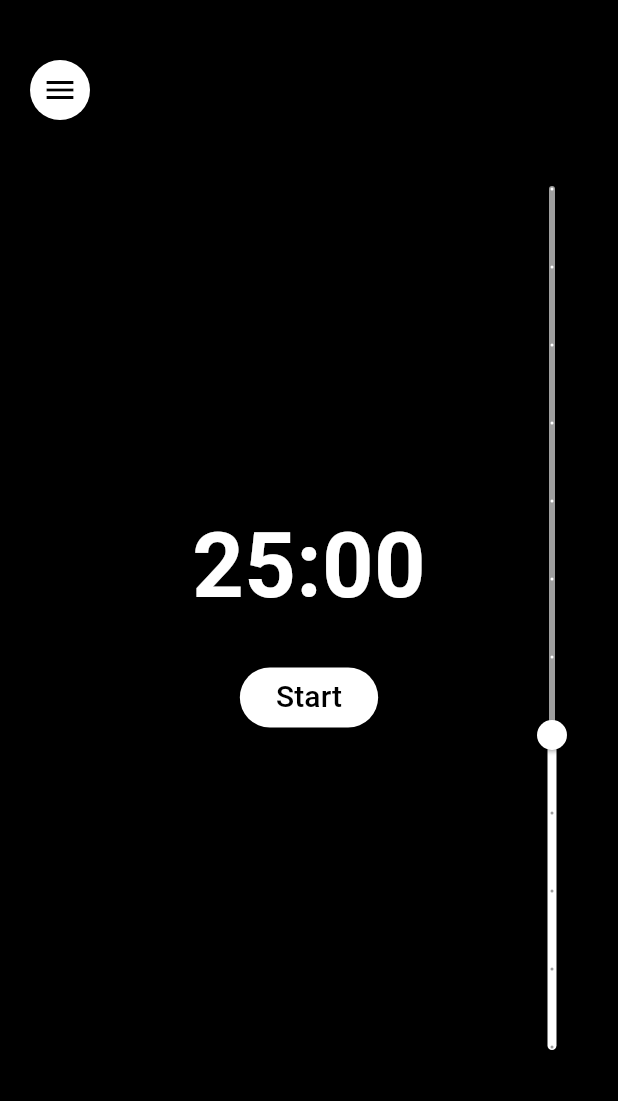
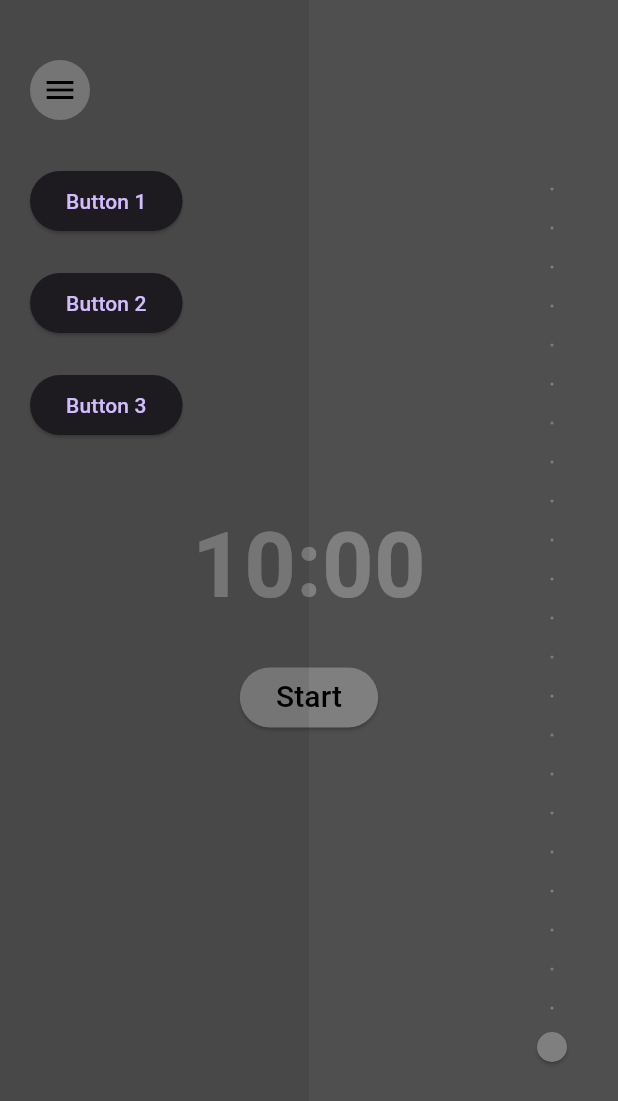
Before and after one commit to Jozephh/cj_study_timer, a Flutter app: the screen it shows after launch, after a tap on the "menu" icon, on a phone screen of 412 x 824 dp. Shown: the top 1101 px of the screen. Run offline on Flutter 3.47's test engine with Material 3 defaults, Android fonts, the light colour scheme and no system bars; our stand-ins replace google_fonts.

Commit message:
Added slider animation

```diff
--- a/cj_study_timer/lib/main.dart
+++ b/cj_study_timer/lib/main.dart
@@ -1,6 +1,6 @@
 import 'package:flutter/material.dart';
 import 'dart:async';
-import 'package:google_fonts/google_fonts.dart'; // Import Google Fonts
+import 'package:google_fonts/google_fonts.dart';
 
 void main() {
   runApp(const MyApp());
@@ -17,7 +17,7 @@ class MyApp extends StatelessWidget {
         brightness: Brightness.dark,
         primaryColor: Colors.white,
         visualDensity: VisualDensity.adaptivePlatformDensity,
-        textTheme: GoogleFonts.robotoTextTheme(), // Apply Roboto Font
+        textTheme: GoogleFonts.robotoTextTheme(),
       ),
       home: const TimerScreen(),
     );
@@ -31,26 +31,34 @@ class TimerScreen extends StatefulWidget {
   _TimerScreenState createState() => _TimerScreenState();
 }
 
-class _TimerScreenState extends State<TimerScreen> {
-  double _sliderValue = 25; // Default 25 minutes
-  int _timeInSeconds = 1500; // 25 minutes in seconds
+class _TimerScreenState extends State<TimerScreen>
+    with SingleTickerProviderStateMixin {
+  double _sliderValue = 10; // Default to 10 minutes
+  int _timeInSeconds = 600; // 10 minutes in seconds
   Timer? _timer;
   bool _isRunning = false;
-  late int _initialTimeInSeconds; // To store initial time for reset
+  late int _initialTimeInSeconds;
+  bool _showMenu = false; // Menu visibility state
+  late AnimationController _animationController; // Animation for slider
 
   @override
   void initState() {
     super.initState();
-    _initialTimeInSeconds = _timeInSeconds; // Initialize initial time
+    _initialTimeInSeconds = _timeInSeconds;
+    _animationController = AnimationController(
+      vsync: this,
+      duration: const Duration(milliseconds: 600),
+    );
   }
 
   void _startTimer() {
     if (_isRunning) {
-      _cancelTimer(); // Cancel the timer when the button is pressed again
+      _cancelTimer();
       return;
     }
     setState(() {
       _isRunning = true;
+      _animationController.forward(); // Start the slider animation
     });
 
     _timer = Timer.periodic(const Duration(seconds: 1), (timer) {
@@ -62,6 +70,7 @@ class _TimerScreenState extends State<TimerScreen> {
         _timer?.cancel();
         setState(() {
           _isRunning = false;
+          _animationController.reverse(); // Bring the slider back when done
         });
       }
     });
@@ -71,7 +80,8 @@ class _TimerScreenState extends State<TimerScreen> {
     _timer?.cancel();
     setState(() {
       _isRunning = false;
-      _timeInSeconds = _initialTimeInSeconds; // Reset timer to initial value
+      _timeInSeconds = _initialTimeInSeconds;
+      _animationController.reverse(); // Bring the slider back when cancel
     });
   }
 
@@ -84,7 +94,7 @@ class _TimerScreenState extends State<TimerScreen> {
   @override
   Widget build(BuildContext context) {
     return Scaffold(
-      backgroundColor: Colors.black,
+      backgroundColor: Colors.grey, // Grey background
       body: Stack(
         children: [
           // Menu Button
@@ -96,7 +106,9 @@ class _TimerScreenState extends State<TimerScreen> {
               child: IconButton(
                 icon: const Icon(Icons.menu, color: Colors.black),
                 onPressed: () {
-                  // Menu button action
+                  setState(() {
+                    _showMenu = !_showMenu;
+                  });
                 },
               ),
             ),
@@ -110,7 +122,7 @@ class _TimerScreenState extends State<TimerScreen> {
                   _formattedTime,
                   style: const TextStyle(
                     color: Colors.white,
-                    fontSize: 60, // Increased font size for timer
+                    fontSize: 60,
                     fontWeight: FontWeight.bold,
                   ),
                 ),
@@ -122,23 +134,16 @@ class _TimerScreenState extends State<TimerScreen> {
                         ? const Color(
                             0xFFEF9A9A) // Soft pastel red when running
                         : Colors.white,
-                    foregroundColor: _isRunning
-                        ? Colors.white // White text when running
-                        : Colors.black,
+                    foregroundColor: _isRunning ? Colors.white : Colors.black,
                     side: _isRunning
-                        ? const BorderSide(
-                            color: Color(0xFFF48FB1), // Light red border
-                            width: 2.0,
-                          )
-                        : null, // No border when idle
+                        ? const BorderSide(color: Color(0xFFF48FB1), width: 2.0)
+                        : null,
                     shape: RoundedRectangleBorder(
                       borderRadius: BorderRadius.circular(30),
                     ),
                   ),
                   child: Text(
-                    _isRunning
-                        ? "Cancel"
-                        : "Start", // Change text based on state
+                    _isRunning ? "Cancel" : "Start",
                     style: const TextStyle(fontSize: 20),
                   ),
                 ),
@@ -146,29 +151,74 @@ class _TimerScreenState extends State<TimerScreen> {
             ),
           ),
           // Slider on the right side
-          Positioned(
+          AnimatedBuilder(
+            animation: _animationController,
+            builder: (context, child) {
+              return Positioned(
                 top: 100,
-            right: 20,
+                right: 20 -
+                    (_animationController.value *
+                        200), // Moves right and "squishes"
                 bottom: 100,
                 child: RotatedBox(
                   quarterTurns: 3,
+                  child: Opacity(
+                    opacity: 1 - _animationController.value, // Fades out
                     child: Slider(
                       value: _sliderValue,
-                min: 5,
-                max: 60,
-                divisions: 11,
+                      min: 10, // Start at 10 minutes
+                      max: 120, // Max 2 hours (120 minutes)
+                      divisions: 22, // 5-minute increments
                       label: "${_sliderValue.toInt()} minutes",
-                onChanged: (newValue) {
+                      onChanged: _isRunning
+                          ? null // Disable while timer is running
+                          : (newValue) {
                               setState(() {
                                 _sliderValue = newValue;
-                    _timeInSeconds =
-                        (_sliderValue * 60).toInt(); // Update timer in seconds
-                    _initialTimeInSeconds =
-                        _timeInSeconds; // Update initial time for reset
+                                _timeInSeconds = (_sliderValue * 60).toInt();
+                                _initialTimeInSeconds = _timeInSeconds;
                               });
                             },
                       activeColor: Colors.white,
                       inactiveColor: Colors.grey,
+                    ),
+                  ),
+                ),
+              );
+            },
+          ),
+          // Menu
+          if (_showMenu)
+            Positioned.fill(
+              child: GestureDetector(
+                onTap: () {
+                  setState(() {
+                    _showMenu = false;
+                  });
+                },
+                child: Row(
+                  children: [
+                    Expanded(
+                      child: Container(
+                        color: Colors.black54, // Darkens the left half
+                        child: Column(
+                          crossAxisAlignment: CrossAxisAlignment.start,
+                          children: [
+                            const SizedBox(height: 100),
+                            _menuButton("Button 1"),
+                            _menuButton("Button 2"),
+                            _menuButton("Button 3"),
+                          ],
+                        ),
+                      ),
+                    ),
+                    Expanded(
+                      child: Container(
+                        color:
+                            Colors.black.withOpacity(0.5), // Darkens right half
+                      ),
+                    ),
+                  ],
                 ),
               ),
             ),
@@ -177,9 +227,22 @@ class _TimerScreenState extends State<TimerScreen> {
     );
   }
 
+  Widget _menuButton(String text) {
+    return Padding(
+      padding: const EdgeInsets.symmetric(vertical: 10, horizontal: 20),
+      child: ElevatedButton(
+        onPressed: () {
+          // Add actions for buttons here
+        },
+        child: Text(text),
+      ),
+    );
+  }
+
   @override
   void dispose() {
     _timer?.cancel();
+    _animationController.dispose();
     super.dispose();
   }
 }
```
Lines whose indentation alone changed are shown as unchanged.
